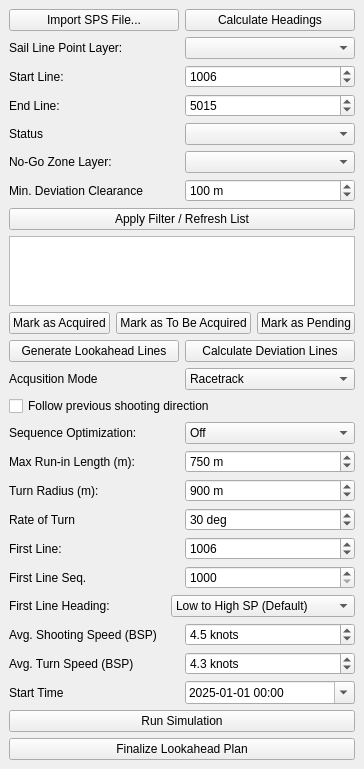
Above: obn_planner_dockwidget_base.ui from aldien03/OBN_Source_Planner_QGIS_Plugin before the change. Below: the same form after it.
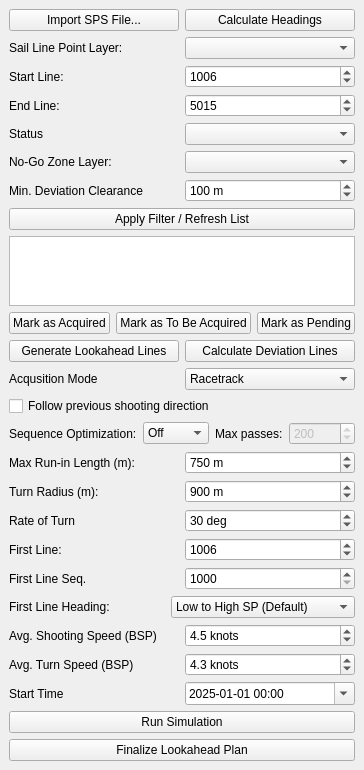
That is the form after the change.

Commit message: phase 11d-2: user-tweakable max_iterations SpinBox for 2-opt

```diff
--- a/obn_planner_dockwidget_base.ui
+++ b/obn_planner_dockwidget_base.ui
@@ -274,6 +274,35 @@
         </item>
        </widget>
       </item>
+      <item>
+       <widget class="QLabel" name="label_optimization_max_iter">
+        <property name="text">
+         <string>Max passes:</string>
+        </property>
+       </widget>
+      </item>
+      <item>
+       <widget class="QSpinBox" name="optimizationMaxIterationsSpinBox">
+        <property name="toolTip">
+         <string>Maximum number of 2-opt passes before stopping. Each pass scans every line-pair swap. Higher values = better result but longer runtime. Typical: 50 for a quick rough pass; 200 (default) for a thorough search; 500+ for very demanding convergence. Grey when Optimization is "Off" or cancelled.</string>
+        </property>
+        <property name="minimum">
+         <number>10</number>
+        </property>
+        <property name="maximum">
+         <number>1000</number>
+        </property>
+        <property name="singleStep">
+         <number>10</number>
+        </property>
+        <property name="value">
+         <number>200</number>
+        </property>
+        <property name="enabled">
+         <bool>false</bool>
+        </property>
+       </widget>
+      </item>
      </layout>
     </item>
     <item>
```
The commit also changes 3 other files.
